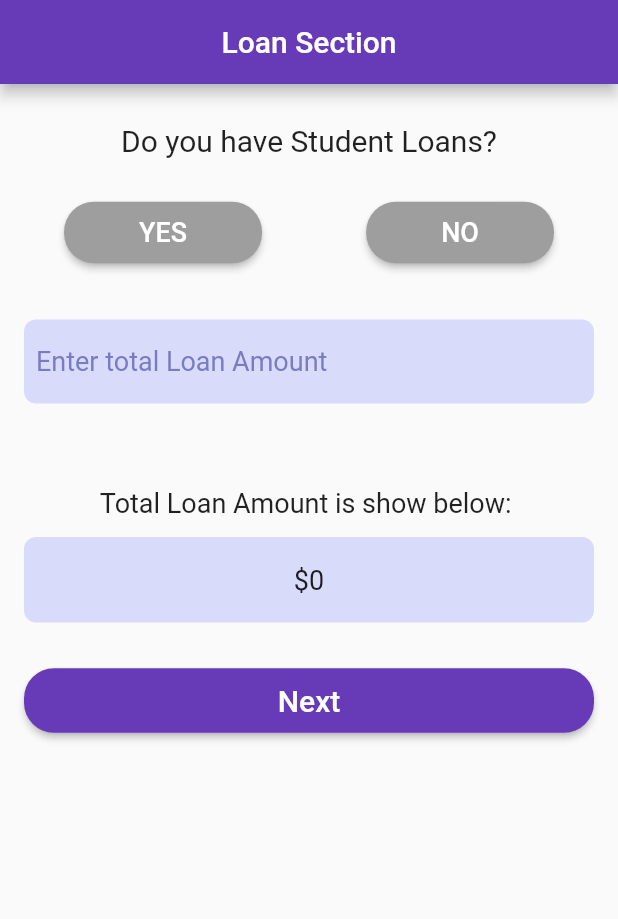
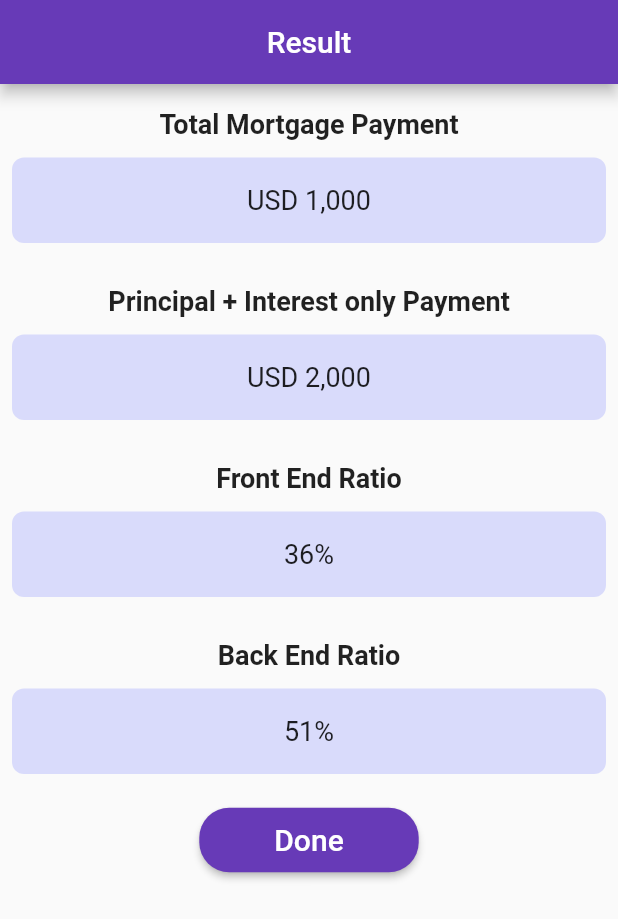
Before and after one commit to oyinlola007/dti_calculator, a Flutter app: the screen it shows after launch, on a phone screen of 412 x 824 dp. Shown: the top 919 px of the screen. Run offline on Flutter 3.47's test engine with Material 2 defaults, Android fonts, the phone set to English and light mode, and no system bars; our stand-ins replace currency_text_input_formatter.

Commit message:
Worked on calculation result screen

```diff
--- a/lib/features/mortgage_ratio_calculator/calculation_result/calculation_result_screen.dart
+++ b/lib/features/mortgage_ratio_calculator/calculation_result/calculation_result_screen.dart
@@ -0,0 +1,57 @@
+import 'package:dti_calculator/features/mortgage_ratio_calculator/calculation_result/widget/calculation_result_item_widget.dart';
+import 'package:flutter/material.dart';
+
+class CalculationResultScreen extends StatefulWidget {
+  const CalculationResultScreen({Key? key}) : super(key: key);
+
+  @override
+  _CalculationResultScreenState createState() => _CalculationResultScreenState();
+}
+
+class _CalculationResultScreenState extends State<CalculationResultScreen> {
+  @override
+  Widget build(BuildContext context) {
+    return Scaffold(
+      appBar: AppBar(
+        title: Text("Result"),
+        centerTitle: true,
+        // backgroundColor: AppColors.primaryColor,
+      ),
+      body: SingleChildScrollView(
+        child: Column(
+          children: [
+            CalculationResultItemWidget(
+              title: 'Total Mortgage Payment',
+              value: "USD 1,000",
+            ),
+            CalculationResultItemWidget(
+              title: 'Principal + Interest only Payment',
+              value: "USD 2,000",
+            ),
+            CalculationResultItemWidget(
+              title: 'Front End Ratio',
+              value: "36%",
+            ),
+            CalculationResultItemWidget(
+              title: 'Back End Ratio',
+              value: "51%",
+            ),
+            Padding(
+              padding: const EdgeInsets.all(8),
+              child: ElevatedButton(
+                style: ElevatedButton.styleFrom(
+                    padding: EdgeInsets.symmetric(horizontal: 50, vertical: 10),
+                    shape: RoundedRectangleBorder(borderRadius: BorderRadius.circular(20))),
+                child: Text(
+                  'Done',
+                  style: TextStyle(fontSize: 20),
+                ),
+                onPressed: () {},
+              ),
+            ),
+          ],
+        ),
+      ),
+    );
+  }
+}
--- /dev/null
+++ b/lib/features/mortgage_ratio_calculator/calculation_result/widget/calculation_result_item_widget.dart
@@ -0,0 +1,56 @@
+import 'package:flutter/material.dart';
+
+class CalculationResultItemWidget extends StatefulWidget {
+  final String title;
+  final String value;
+  const CalculationResultItemWidget({Key? key, required this.title, required this.value})
+      : super(key: key);
+
+  @override
+  _CalculationResultItemWidgetState createState() => _CalculationResultItemWidgetState();
+}
+
+class _CalculationResultItemWidgetState extends State<CalculationResultItemWidget> {
+  @override
+  Widget build(BuildContext context) {
+    return Column(
+      mainAxisSize: MainAxisSize.min,
+      crossAxisAlignment: CrossAxisAlignment.center,
+      children: [
+        SizedBox(
+          height: 8,
+        ),
+        Padding(
+          padding: const EdgeInsets.all(8.0),
+          child: Text(
+            widget.title,
+            style: TextStyle(fontSize: 18, fontWeight: FontWeight.bold),
+          ),
+        ),
+        Row(
+          mainAxisAlignment: MainAxisAlignment.center,
+          children: [
+            Expanded(
+              child: Container(
+                margin: EdgeInsets.fromLTRB(8, 4, 8, 4),
+                padding: EdgeInsets.fromLTRB(8, 18, 8, 18),
+                decoration: BoxDecoration(
+                  color: Color(0xffD9DBFB),
+                  borderRadius: BorderRadius.circular(8),
+                ),
+                child: Text(
+                  widget.value,
+                  style: TextStyle(fontSize: 18),
+                  textAlign: TextAlign.center,
+                ),
+              ),
+            )
+          ],
+        ),
+        SizedBox(
+          height: 8,
+        ),
+      ],
+    );
+  }
+}
--- a/lib/general/app/app.dart
+++ b/lib/general/app/app.dart
@@ -1,5 +1,6 @@
 import 'package:dti_calculator/features/disclaimer/disclaimer_screen.dart';
 import 'package:dti_calculator/features/income_calculator/income_calculator_screen.dart';
+import 'package:dti_calculator/features/mortgage_ratio_calculator/calculation_result/calculation_result_screen.dart';
 import 'package:dti_calculator/features/mortgage_ratio_calculator/debt_calculator/debt_calculator_screen.dart';
 import 'package:dti_calculator/features/mortgage_ratio_calculator/student_loan/student_loan_screen.dart';
 import 'package:flutter/material.dart';
@@ -14,7 +15,7 @@ class App extends StatelessWidget {
       theme: ThemeData(
         primarySwatch: Colors.deepPurple,
       ),
-      home: StudentLoanScreen(),
+      home: CalculationResultScreen(),
     );
   }
 }
```
